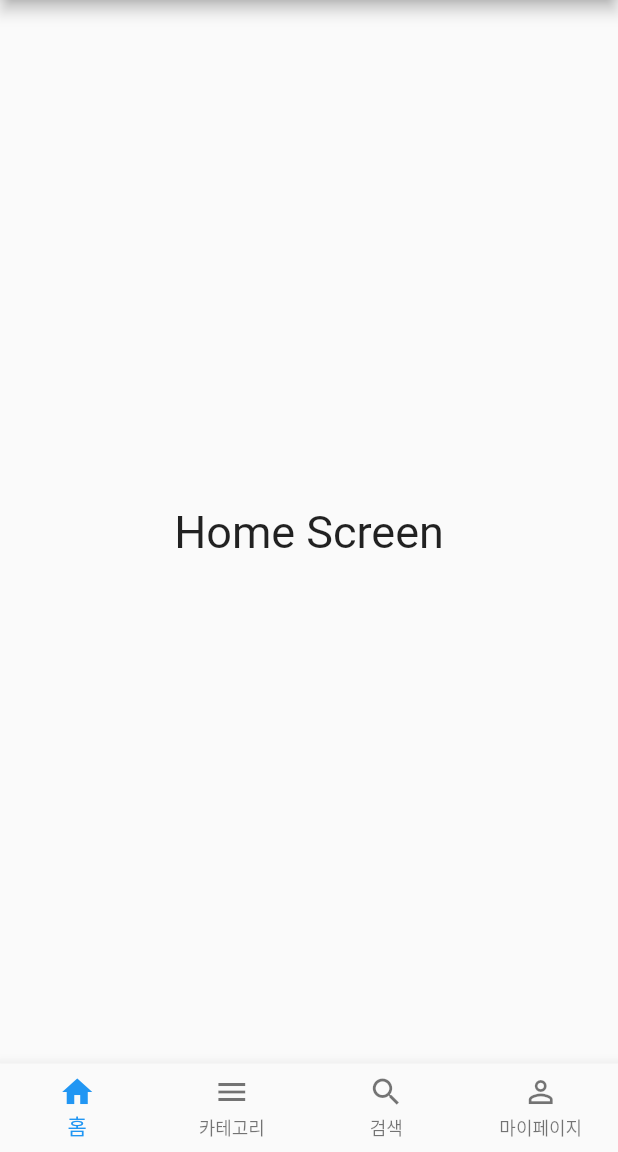
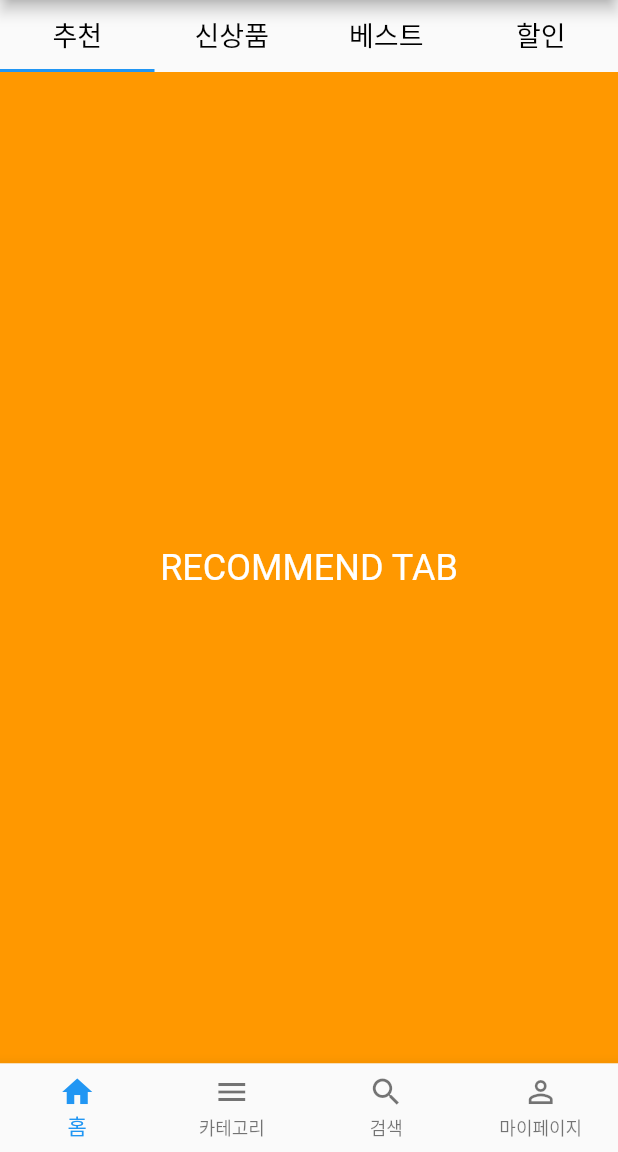
Before and after one commit to leejunesun/TtangkkeusMarket, a Flutter app: the screen it shows after launch, on a phone screen of 412 x 824 dp, the part 84-1236 px from its top. Run offline on Flutter 3.47's test engine with Material 2 defaults, Android fonts, the phone set to English and light mode, and no system bars; our stand-ins replace flutter_native_splash; Roboto replaces fonts that are missing (SF).

Commit message:
[Chore] #6 - TapBar 적용

```diff
--- a/lib/screens/home.dart
+++ b/lib/screens/home.dart
@@ -1,17 +1,91 @@
 import 'package:flutter/material.dart';
 import 'package:ttangkkeusmarket/widgets/AppBar.dart';
+import 'package:ttangkkeusmarket/widgets/TapBar.dart';
+import 'package:ttangkkeusmarket/screens/recommend.dart';
+import 'package:ttangkkeusmarket/screens/newitem.dart';
+import 'package:ttangkkeusmarket/screens/bestitem.dart';
+import 'package:ttangkkeusmarket/screens/discount.dart';
 
 class HomeScreen extends StatelessWidget {
   const HomeScreen({Key? key}) : super(key: key);
 
   @override
   Widget build(BuildContext context) {
-    return Scaffold(
+    return DefaultTabController(
+      length: 4,
+      child: Scaffold(
         appBar: BaseAppBar(appBar: AppBar(), title: "땅끗마켓", center: true),
-        body: Center(
-            child: Text(
-          "Home Screen",
-          style: TextStyle(fontSize: 30),
-        )));
+        body: Column(children: const [
+          TabBar(
+            tabs: [
+              Tab(
+                child: Text(
+                  "추천",
+                  style: TextStyle(
+                    color: Colors.black,
+                    fontFamily: 'NotoSans',
+                    fontSize: 18.0,
+                  ),
+                ),
+              ),
+              Tab(
+                child: Text(
+                  "신상품",
+                  style: TextStyle(
+                    color: Colors.black,
+                    fontFamily: 'NotoSans',
+                    fontSize: 18.0,
+                  ),
+                ),
+              ),
+              Tab(
+                child: Text(
+                  "베스트",
+                  style: TextStyle(
+                    color: Colors.black,
+                    fontFamily: 'NotoSans',
+                    fontSize: 18.0,
+                  ),
+                ),
+              ),
+              Tab(
+                child: Text(
+                  "할인",
+                  style: TextStyle(
+                    color: Colors.black,
+                    fontFamily: 'NotoSans',
+                    fontSize: 18.0,
+                  ),
+                ),
+              )
+            ],
+          ),
+          // Center(
+          //     child: Text(
+          //   "Home Screen",
+          //   style: TextStyle(fontSize: 30),
+          // )),
+          Expanded(
+              child: TabBarView(children: [
+            RecommendTab(),
+            NewitemTab(),
+            BestitemTab(),
+            DiscountTab(),
+          ]))
+        ]),
+      ),
+    );
   }
 }
+
+
+
+
+
+    // Scaffold(
+    //     appBar: BaseAppBar(appBar: AppBar(), title: "땅끗마켓", center: true),
+    //     body: Center(
+    //         child: Text(
+    //       "Home Screen",
+    //       style: TextStyle(fontSize: 30),
+    //     )))
--- a/lib/screens/recommend.dart
+++ b/lib/screens/recommend.dart
@@ -0,0 +1,18 @@
+import 'package:flutter/material.dart';
+
+class RecommendTab extends StatelessWidget {
+  const RecommendTab({Key? key}) : super(key: key);
+
+  @override
+  Widget build(BuildContext context) {
+    return Container(
+      color: Colors.orange,
+      child: const Center(
+        child: Text(
+          "RECOMMEND TAB",
+          style: TextStyle(fontSize: 24, color:Colors.white),
+        ),
+      ),
+    );
+  }
+}
```
Also changed, not shown: lib/main.dart (+0 -14 lines), lib/screens/bestitem.dart (+18 -0 lines), lib/screens/discount.dart (+18 -0 lines), lib/screens/newitem.dart (+18 -0 lines), lib/widgets/TapBar.dart (+70 -0 lines).
